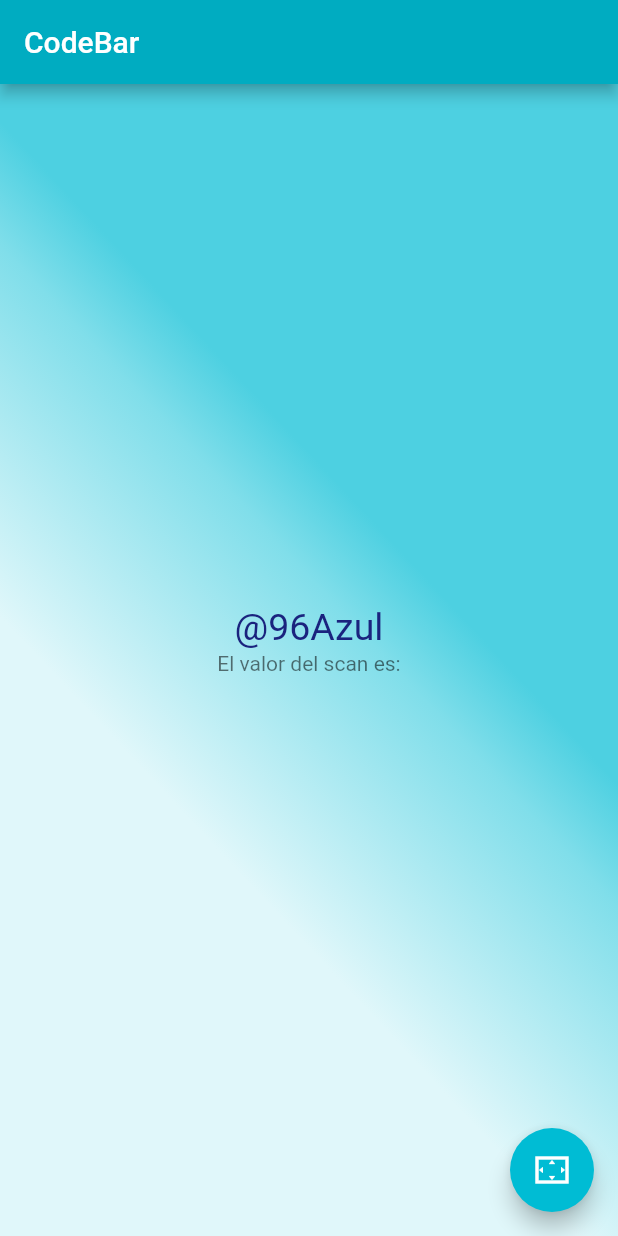
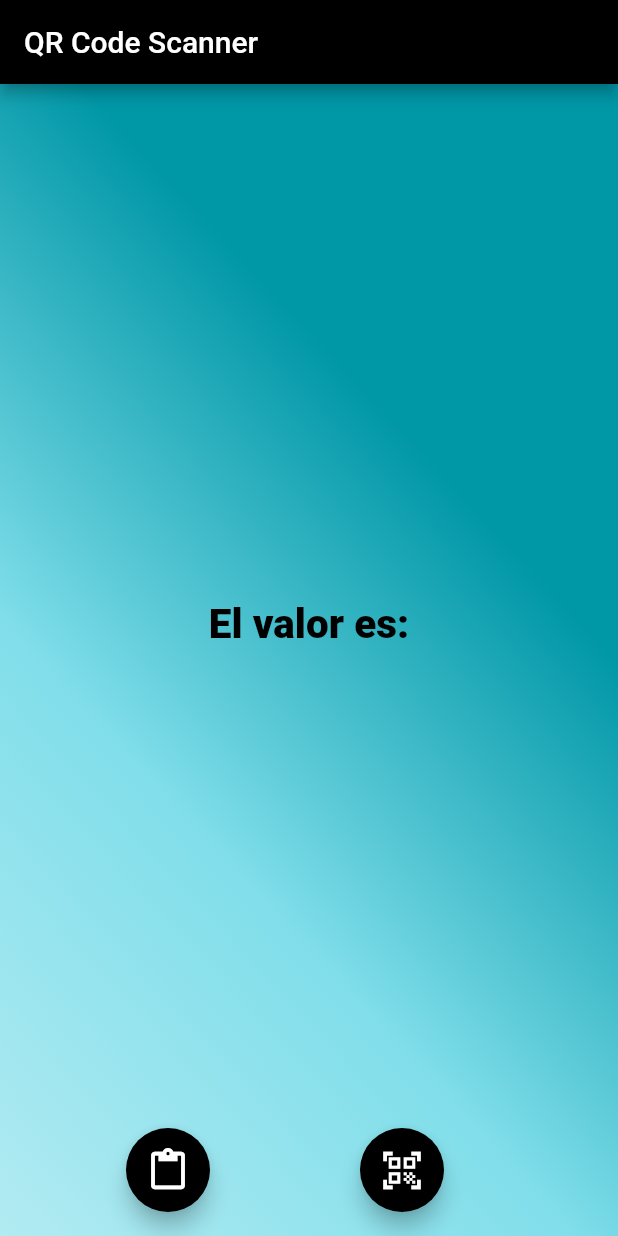
Before and after one commit to SamaritanoDev/appscaner, a Flutter app: the screen it shows after launch, on a phone screen of 412 x 824 dp. Run offline on Flutter 3.47's test engine with Material 2 defaults, Android fonts, the phone set to English and light mode, and no system bars; missing offline and left inert: clipboard, flutter_barcode_scanner.

Commit message:
App terminada

```diff
--- a/lib/main.dart
+++ b/lib/main.dart
@@ -1,5 +1,9 @@
+
+
 import 'package:flutter/material.dart';
 import 'package:flutter_barcode_scanner/flutter_barcode_scanner.dart';
+import 'package:url_launcher/url_launcher_string.dart';
+import 'package:clipboard/clipboard.dart';
 
 void main() {
   runApp(const MyApp());
@@ -11,12 +15,10 @@ class MyApp extends StatelessWidget {
   // This widget is the root of your application.
   @override
   Widget build(BuildContext context) {
-    return MaterialApp(
-      title: 'Flutter Demo',
-      theme: ThemeData(
-        primarySwatch: Colors.blue,
-      ),
-      home: const MyCodeBar(),
+    return const MaterialApp(
+      debugShowCheckedModeBanner: false,
+      title: 'QR Code Scanner',
+      home: MyCodeBar(),
     );
   }
 }
@@ -30,6 +32,7 @@ class MyCodeBar extends StatefulWidget {
 
 class _MyCodeBarState extends State<MyCodeBar> {
   String _counter="", _value = "";
+
   Future _escanercode() async {
     _counter = await FlutterBarcodeScanner.scanBarcode("#E8EAF6", "Cancelar", true, ScanMode.BARCODE);
     setState(() {
@@ -37,23 +40,29 @@ class _MyCodeBarState extends State<MyCodeBar> {
     });
   }
 
+  Future _copyClipboard() async {
+    await FlutterClipboard.copy(_value);
+  }
+
+  void _launchURL(String url) async =>
+    await canLaunchUrlString(url) ? await launchUrlString(url) : throw 'Could not launch $url';
+
   @override
   Widget build(BuildContext context) {
     return Scaffold(
       appBar: AppBar(
-        backgroundColor: Colors.cyan[600],
-        title: const Text("CodeBar"),
+        backgroundColor: Colors.black,
+        title: const Text("QR Code Scanner"),
       ),
       body: Container(
         decoration: BoxDecoration(
           gradient: LinearGradient(
             begin: Alignment.centerRight,
             end: FractionalOffset.bottomLeft,
-            stops: const [0.1, 0.2, 0.5],
             colors: [
-              Colors.cyan[300]!,
+              Colors.cyan[700]!,
               Colors.cyan[200]!,
-              Colors.cyan[50]!,
+              Colors.cyan[100]!
             ],
           ),
         ),
@@ -62,35 +71,46 @@ class _MyCodeBarState extends State<MyCodeBar> {
             mainAxisAlignment: MainAxisAlignment.center,
             children: <Widget>[
               ListTile(
-                title: Text(
-                  "@96Azul",
+                title: const Text(
+                  "El valor es:",
                   textAlign: TextAlign.center,
                   style: TextStyle(
-                    fontSize: 25.0,
-                    color: Colors.indigo[900],
+                    fontSize: 27.0,
+                    fontWeight: FontWeight.w800,
+                    color: Colors.black,
                   ),
                 ),
-                subtitle: const Text(
-                  "El valor del scan es: ",
-                  textAlign: TextAlign.center,
+                subtitle: TextButton(
+                  child: Text(
+                    _value,
+                    style: const TextStyle(
+                      fontSize: 20.0,
+                      fontWeight: FontWeight.w600,
+                      color: Colors.white,
+                      decoration: TextDecoration.underline
+                    ),
+                  ),
+                  onPressed: () => _launchURL(_value.toString()),
                 ),
-              ),
-              Text(
-                _value,
-                textAlign: TextAlign.center,
-                style: const TextStyle(
-                  fontSize: 15.0,
-                  color: Colors.black,
-                ),
-              ),
+              )
             ],
           ),
         ),
       ),
-      floatingActionButton: FloatingActionButton(
-        backgroundColor: Colors.cyan,
-        onPressed: _escanercode,
-        child: const Icon(Icons.settings_overscan_sharp),
+      floatingActionButton: Row(
+        mainAxisAlignment: MainAxisAlignment.spaceEvenly,
+        children: [
+          FloatingActionButton(
+            onPressed: _copyClipboard,
+            backgroundColor: Colors.black,
+            child: const Icon(Icons.paste, size: 30),
+          ),
+          FloatingActionButton(
+            onPressed: _escanercode,
+            backgroundColor: Colors.black,
+            child: const Icon(Icons.qr_code_scanner_sharp, size: 30),
+          )
+        ],
       ),
     );
   }
--- a/pubspec.yaml
+++ b/pubspec.yaml
@@ -35,6 +35,8 @@ dependencies:
   # Use with the CupertinoIcons class for iOS style icons.
   cupertino_icons: ^1.0.2
   flutter_barcode_scanner: ^2.0.0
+  url_launcher: ^6.1.0
+  clipboard: ^0.1.3
 
 dev_dependencies:
   flutter_test:
```
Also changed, not shown: pubspec.lock, 4 other files.
